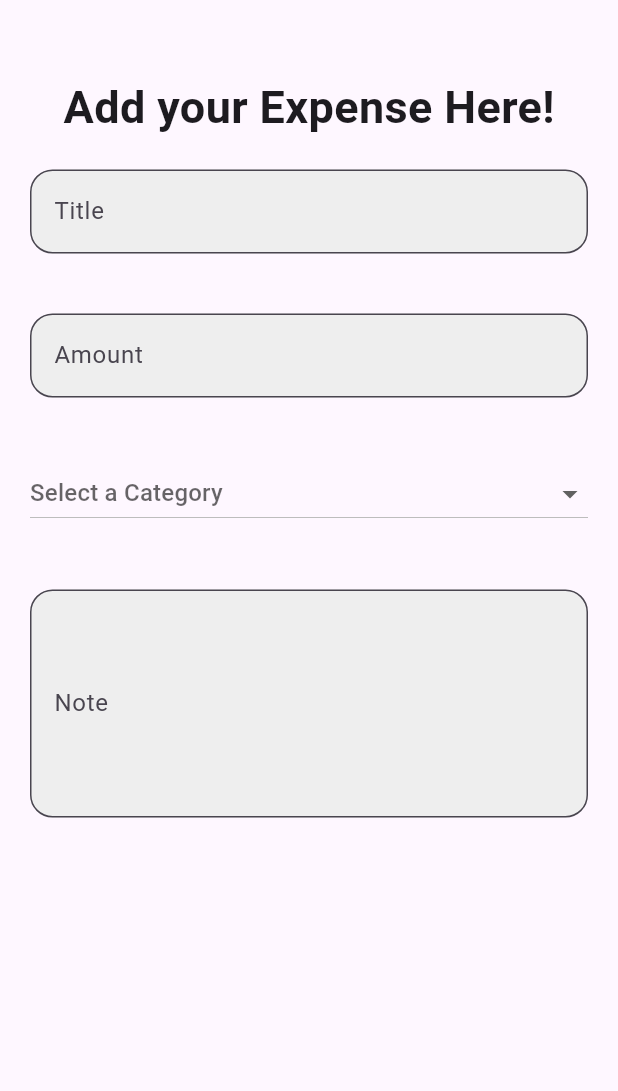
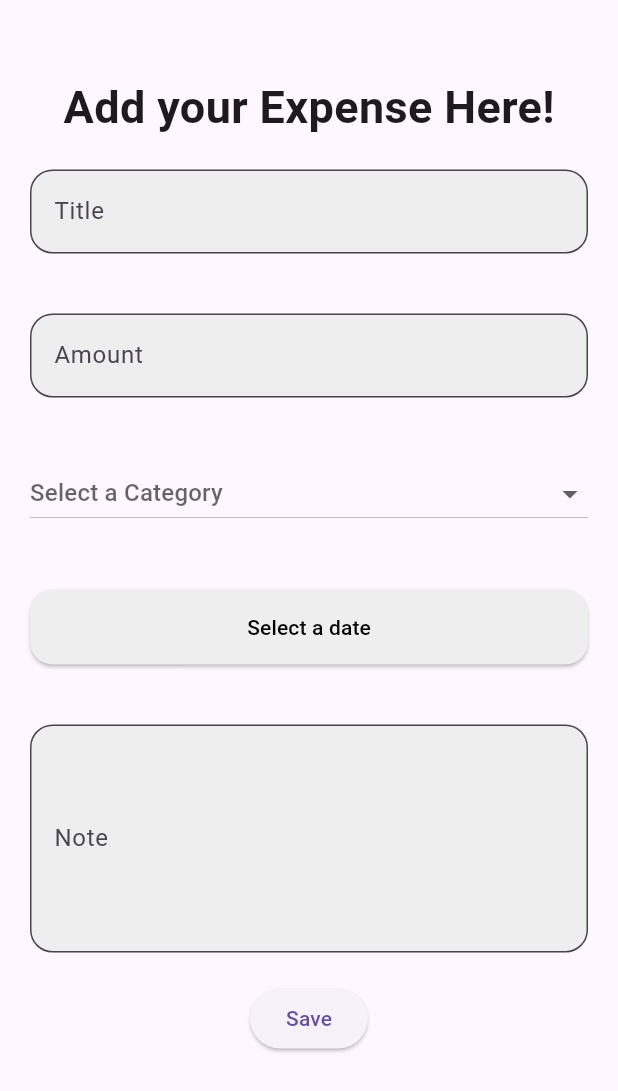
Before and after one commit to bilalkhattak7/Expense-Tracker, a Flutter app: the screen it shows after launch, after a tap on the "add" icon, on a phone screen of 412 x 824 dp. Shown: the top 1091 px of the screen. Run offline on Flutter 3.47's test engine with Material 3 defaults, Android fonts, the phone set to English and light mode, and no system bars; our stand-ins replace cloud_firestore, firebase_core; accounts and stored records are empty.

Commit message:
Expenses data stored

```diff
--- a/lib/Screens/add_expense.dart
+++ b/lib/Screens/add_expense.dart
@@ -1,4 +1,5 @@
 import 'package:flutter/material.dart';
+import 'package:cloud_firestore/cloud_firestore.dart';
 
 class AddExpense extends StatefulWidget {
   const AddExpense({super.key});
@@ -8,7 +9,12 @@ class AddExpense extends StatefulWidget {
 }
 
 class _AddExpenseState extends State<AddExpense> {
+  DateTime? _selectedDate;
   String? _selectcategory;
+  final _titleController = TextEditingController();
+  final _amountController = TextEditingController();
+  final _noteController = TextEditingController();
+
   final Map<String, IconData> categoryIcons = {
     "Food": Icons.fastfood,
     "Travel": Icons.flight_takeoff,
@@ -35,6 +41,68 @@ class _AddExpenseState extends State<AddExpense> {
     "Gifts & Donations",
     "Other",
   ];
+
+  Future<void> _selectDate(BuildContext context) async {
+    final DateTime? picked = await showDatePicker(
+      context: context,
+      initialDate: _selectedDate ?? DateTime.now(),
+      firstDate: DateTime(2000),
+      lastDate: DateTime(2101),
+    );
+    if (picked != null && picked != _selectedDate) {
+      setState(() {
+        _selectedDate = picked;
+      });
+    }
+  }
+
+  // To save data in Firestore
+  Future<void> _saveExpense() async {
+    if (_titleController.text.isEmpty ||
+        _amountController.text.isEmpty ||
+        _selectcategory == null ||
+        _selectedDate == null) {
+      ScaffoldMessenger.of(context).showSnackBar(
+        const SnackBar(content: Text("Please fill required fields")),
+      );
+      return;
+    }
+
+    try {
+      await FirebaseFirestore.instance.collection('expenses').add({
+        'title': _titleController.text,
+        'amount': double.parse(_amountController.text),
+        'category': _selectcategory,
+        'date': _selectedDate,
+        'note': _noteController.text,
+        'createdAt': FieldValue.serverTimestamp(),
+      });
+      ScaffoldMessenger.of(context).showSnackBar(
+        const SnackBar(content: Text("Data is successfully added.")),
+      );
+      // Code to clear controllers and state after a successful save
+      _titleController.clear();
+      _amountController.clear();
+      _noteController.clear();
+      setState(() {
+        _selectcategory = null;
+        _selectedDate = null;
+      });
+    } catch (e) {
+      ScaffoldMessenger.of(context).showSnackBar(
+        SnackBar(content: Text('Failed to save expense: $e')),
+      );
+    }
+  }
+
+  @override
+  void dispose() {
+    _titleController.dispose();
+    _amountController.dispose();
+    _noteController.dispose();
+    super.dispose();
+  }
+
   @override
   Widget build(BuildContext context) {
     return Scaffold(
@@ -42,8 +110,8 @@ class _AddExpenseState extends State<AddExpense> {
         child: Column(
           children: [
             Container(
-              margin: EdgeInsets.only(top: 50),
-              child: Text(
+              margin: const EdgeInsets.only(top: 50),
+              child: const Text(
                 "Add your Expense Here!",
                 style: TextStyle(fontWeight: FontWeight.bold, fontSize: 30),
               ),
@@ -51,6 +119,7 @@ class _AddExpenseState extends State<AddExpense> {
             Container(
               padding: const EdgeInsets.all(20),
               child: TextFormField(
+                controller: _titleController,
                 keyboardType: TextInputType.text,
                 decoration: InputDecoration(
                   labelText: "Title",
@@ -66,6 +135,7 @@ class _AddExpenseState extends State<AddExpense> {
             Container(
               padding: const EdgeInsets.all(20),
               child: TextFormField(
+                controller: _amountController,
                 keyboardType: TextInputType.number,
                 decoration: InputDecoration(
                   labelText: "Amount",
@@ -105,8 +175,29 @@ class _AddExpenseState extends State<AddExpense> {
               ),
             ),
             Container(
+              width: double.infinity,
+              padding: const EdgeInsets.all(20),
+              child: ElevatedButton(
+                style: ElevatedButton.styleFrom(
+                  padding: const EdgeInsets.symmetric(vertical: 15),
+                  backgroundColor: Colors.grey[200],
+                  foregroundColor: Colors.black,
+                  shape: RoundedRectangleBorder(
+                    borderRadius: BorderRadius.circular(15),
+                  ),
+                ),
+                onPressed: () => _selectDate(context),
+                child: Text(
+                  _selectedDate == null
+                      ? 'Select a date'
+                      : 'Date: ${_selectedDate!.toLocal().toString().split(' ')[0]}',
+                ),
+              ),
+            ),
+            Container(
               padding: const EdgeInsets.all(20),
               child: TextFormField(
+                controller: _noteController,
                 keyboardType: TextInputType.text,
                 maxLines: 5,
                 decoration: InputDecoration(
@@ -120,13 +211,15 @@ class _AddExpenseState extends State<AddExpense> {
                 ),
               ),
             ),
-
-
-
+            ElevatedButton(
+              onPressed: () {
+                _saveExpense();
+              },
+              child: const Text("Save"),
+            ),
           ],
         ),
       ),
-
     );
   }
 }
--- a/lib/Screens/home_page.dart
+++ b/lib/Screens/home_page.dart
@@ -18,7 +18,7 @@ class HomePage extends StatelessWidget {
         crossAxisAlignment: CrossAxisAlignment.center,
         children: [
           Container(
-            width: 720,
+            width: 420,
             height: 120,
 
             decoration: BoxDecoration(
@@ -33,7 +33,7 @@ class HomePage extends StatelessWidget {
             mainAxisAlignment: MainAxisAlignment.center,
             children: [
               Container(
-                width: 520,
+                width: 210,
                 height: 120,
 
                 decoration: BoxDecoration(
@@ -45,7 +45,7 @@ class HomePage extends StatelessWidget {
                 child: Text("Total Income" , style: TextStyle( fontSize: 16, fontWeight: FontWeight.bold),),
               ),
               Container(
-                width: 520,
+                width: 210,
                 height: 120,
 
                 decoration: BoxDecoration(
--- a/lib/main.dart
+++ b/lib/main.dart
@@ -1,7 +1,11 @@
 import 'package:expense_tracker/Screens/home_page.dart';
+import 'package:firebase_core/firebase_core.dart';
 import 'package:flutter/material.dart';
 
-void main() {
+
+Future <void> main() async{
+  WidgetsFlutterBinding.ensureInitialized();
+  await Firebase.initializeApp();
   runApp(const MyApp());
 }
 
--- a/pubspec.yaml
+++ b/pubspec.yaml
@@ -13,6 +13,10 @@ environment:
 dependencies:
   flutter:
     sdk: flutter
+  firebase_core:
+  firebase_auth:
+  cloud_firestore:
+
 
 
   cupertino_icons: ^1.0.8
```
Also changed, not shown: firebase.json (added), lib/firebase_options.dart (added), pubspec.lock, 3 other files. Lines whose indentation alone changed are shown as unchanged.
